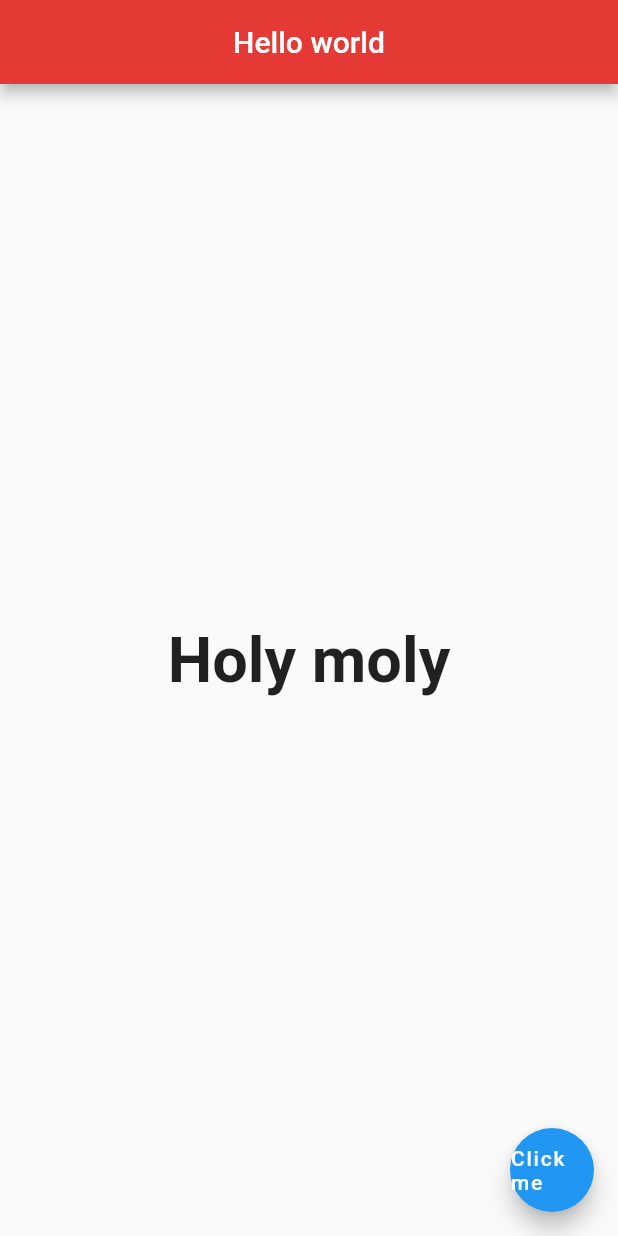
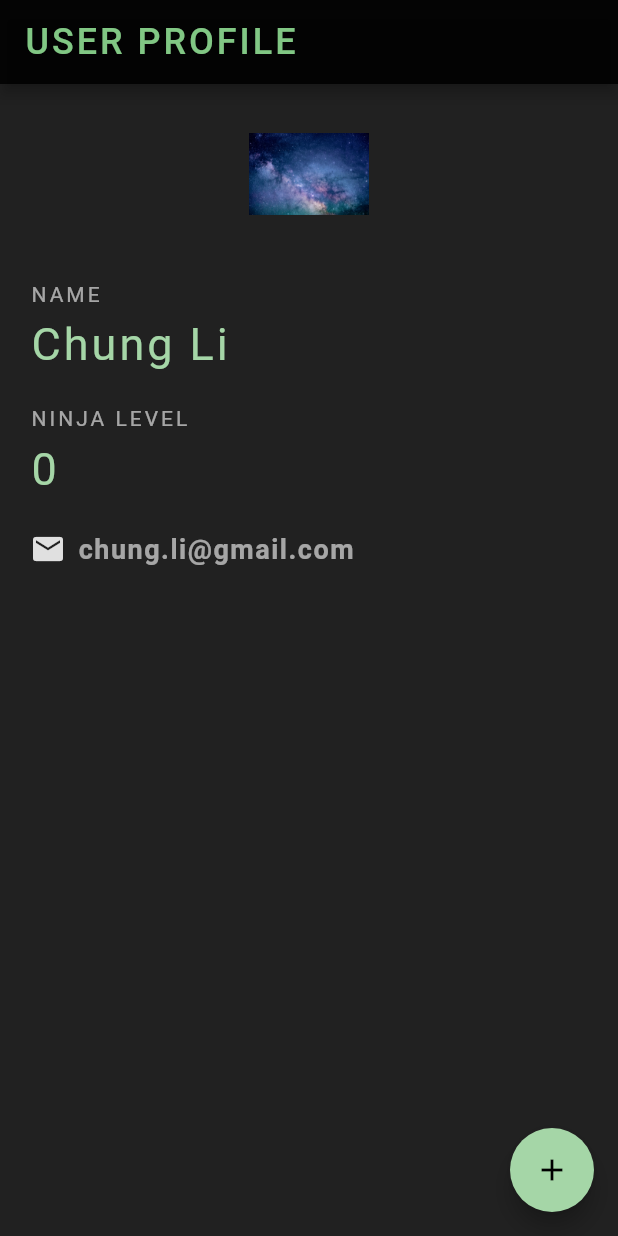
Before and after one commit to lanzoninicola/flutter_app, a Flutter app: the screen it shows after launch, on a phone screen of 412 x 824 dp. Run offline on Flutter 3.47's test engine with Material 2 defaults, Android fonts, the phone set to English and light mode, and no system bars.

Commit message:
flutter training

```diff
--- a/lib/main.dart
+++ b/lib/main.dart
@@ -1,25 +1,118 @@
 import 'package:flutter/material.dart';
 
 void main() {
-  runApp(MaterialApp(
-      home: Scaffold(
+  runApp(MaterialApp(home: UserProfile()));
+}
+
+class UserProfile extends StatefulWidget {
+  @override
+  _UserProfileState createState() => _UserProfileState();
+}
+
+class _UserProfileState extends State<UserProfile> {
+  int ninjaLevel = 0;
+
+  @override
+  Widget build(BuildContext context) {
+    return Scaffold(
       appBar: AppBar(
-      title: Text("Hello world"),
-      centerTitle: true,
-      backgroundColor: Colors.red[600],
+        title: SectionTitle(text: "USER PROFILE"),
+        backgroundColor: Colors.black87,
       ),
-    body: Center(
-      child: Text(
-          "Holy moly",
+      floatingActionButton: FloatingActionButton(
+        onPressed: () {
+          setState(() {
+            ninjaLevel += 1;
+          });
+        },
+        child: Icon(
+          Icons.add,
+          color: Colors.black,
+          size: 24.0,
+          semanticLabel: 'Increase the Ninja level',
+        ),
+        backgroundColor: Colors.green[200],
+      ),
+      body: Container(
+        padding: EdgeInsets.all(20),
+        child: Column(
+          crossAxisAlignment: CrossAxisAlignment.start,
+          children: [
+            Center(
+                child: CircleAvatar(
+              child: Image.asset("assets/universe-2.jpg"),
+              backgroundColor: Colors.transparent,
+              radius: 40,
+            )),
+            SizedBox(
+              height: 32,
+            ),
+            Text(
+              "NAME",
+              style: TextStyle(color: Colors.white60, letterSpacing: 2),
+            ),
+            SizedBox(
+              height: 8,
+            ),
+            Text(
+              "Chung Li",
               style: TextStyle(
+                  color: Colors.green[200], fontSize: 30, letterSpacing: 2),
+            ),
+            SizedBox(
+              height: 24,
+            ),
+            Text(
+              "NINJA LEVEL",
+              style: TextStyle(color: Colors.white60, letterSpacing: 2),
+            ),
+            SizedBox(
+              height: 8,
+            ),
+            Text(
+              "$ninjaLevel",
+              style: TextStyle(
+                  color: Colors.green[200], fontSize: 30, letterSpacing: 2),
+            ),
+            SizedBox(
+              height: 24,
+            ),
+            Row(
+              children: [
+                Icon(
+                  Icons.mail,
+                  color: Colors.grey[300],
+                ),
+                SizedBox(
+                  width: 8,
+                ),
+                Text("chung.li@gmail.com",
+                    style: TextStyle(
+                        color: Colors.white60,
+                        fontSize: 18,
                         fontWeight: FontWeight.bold,
-          fontSize: 42,
+                        letterSpacing: 1)),
+              ],
             )
+          ],
         ),
       ),
-    floatingActionButton: FloatingActionButton(
-      onPressed: () {},
-      child: Text('Click me'),
-    )
-  )));
+      backgroundColor: Colors.grey[900],
+    );
   }
+}
+
+class SectionTitle extends StatelessWidget {
+  final text;
+
+  SectionTitle({@required this.text});
+
+  @override
+  Widget build(BuildContext context) {
+    return Text(
+      this.text,
+      style:
+          TextStyle(color: Colors.green[300], fontSize: 24, letterSpacing: 2),
+    );
+  }
+}
```
Also changed, not shown: pubspec.yaml (+6 -12 lines), assets/universe-1.jpg (added), assets/universe-2.jpg (added), fonts/Lato-Regular.ttf (added), 1 other file. Lines whose indentation alone changed are shown as unchanged.
